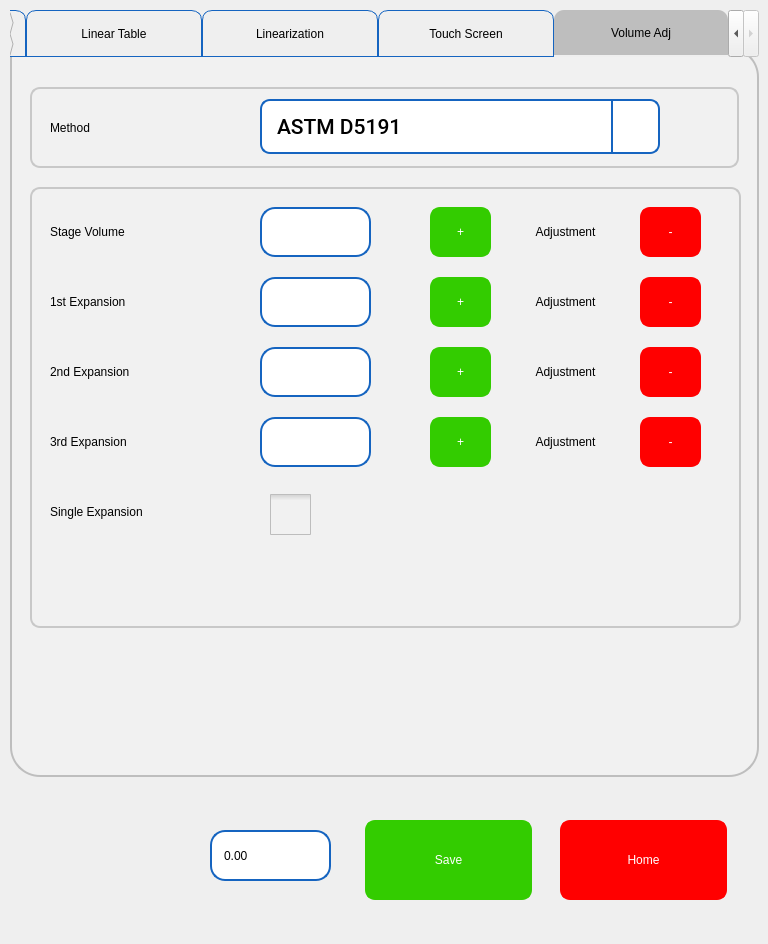
The window that pApp-22-June-2021/scalibration.ui (ChandraMVE/PSSC_QT_Development) describes before a commit, drawn with Qt 5.
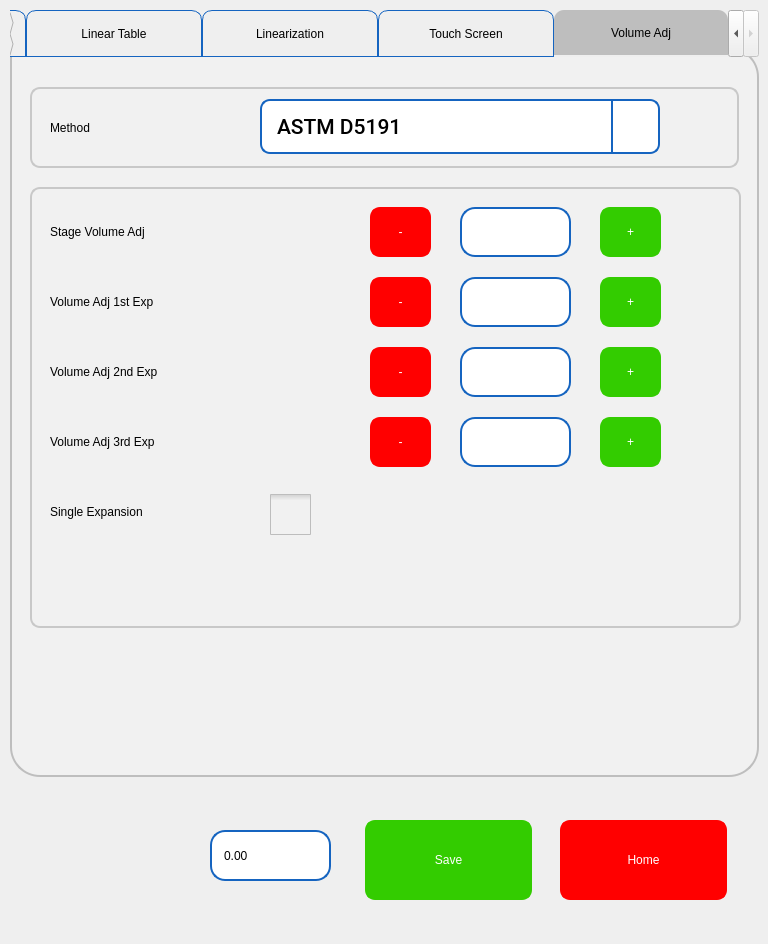
The same window after the commit. Icons and pictures are not drawn. Custom widgets are drawn as their Qt base class.

Commit message: QT Version 1.05.82 has below fixes 1. Added the ranges for the volume adjustment feature of +/- 0.30ml 2. In this feature, the software update has not having the 2 times updation and removed the lines which were responsible for the removing of the methodsetup, usersetup, and generalsetup tab's files

What changed in the file:
```diff
--- a/pApp-22-June-2021/scalibration.ui
+++ b/pApp-22-June-2021/scalibration.ui
@@ -5138,7 +5138,7 @@
         <rect>
          <x>20</x>
          <y>90</y>
-         <width>191</width>
+         <width>241</width>
          <height>50</height>
         </rect>
        </property>
@@ -5147,7 +5147,7 @@
 font: 75 16pt &quot;Roboto Medium&quot;;</string>
        </property>
        <property name="text">
-        <string>1st Expansion</string>
+        <string>Volume Adj 1st Exp</string>
        </property>
       </widget>
       <widget class="QLabel" name="lblPara4">
@@ -5155,7 +5155,7 @@
         <rect>
          <x>20</x>
          <y>230</y>
-         <width>171</width>
+         <width>241</width>
          <height>50</height>
         </rect>
        </property>
@@ -5164,7 +5164,7 @@
 font: 75 16pt &quot;Roboto Medium&quot;;</string>
        </property>
        <property name="text">
-        <string>3rd Expansion</string>
+        <string>Volume Adj 3rd Exp</string>
        </property>
       </widget>
       <widget class="QLabel" name="lblPara3">
@@ -5172,7 +5172,7 @@
         <rect>
          <x>20</x>
          <y>160</y>
-         <width>171</width>
+         <width>241</width>
          <height>50</height>
         </rect>
        </property>
@@ -5181,13 +5181,13 @@
 font: 75 16pt &quot;Roboto Medium&quot;;</string>
        </property>
        <property name="text">
-        <string>2nd Expansion</string>
+        <string>Volume Adj 2nd Exp</string>
        </property>
       </widget>
       <widget class="sQLEExtend" name="leVolume1">
        <property name="geometry">
         <rect>
-         <x>230</x>
+         <x>430</x>
          <y>90</y>
          <width>111</width>
          <height>50</height>
@@ -5230,7 +5230,7 @@
       <widget class="sQLEExtend" name="leVolume2">
        <property name="geometry">
         <rect>
-         <x>230</x>
+         <x>430</x>
          <y>160</y>
          <width>111</width>
          <height>50</height>
@@ -5270,49 +5270,6 @@
         <number>15</number>
        </property>
       </widget>
-      <widget class="sQLEExtend" name="leVolume3">
-       <property name="geometry">
-        <rect>
-         <x>230</x>
-         <y>230</y>
-         <width>111</width>
-         <height>50</height>
-        </rect>
-       </property>
-       <property name="focusPolicy">
-        <enum>Qt::ClickFocus</enum>
-       </property>
-       <property name="styleSheet">
-        <string notr="true">QLineEdit { 
-	padding: 1px 18px 1px 10px;
-	background-color: rgb(255,255,255);
-	border-width: 2px;
-	border-color: rgb(21, 100, 192);
-	border-style: solid;
-	border-radius: 15;
-	color: rgb(0, 0, 0);
-	font: 75 16pt &quot;Roboto Medium&quot;;
-}
-
-QLineEdit:read-only {
-	background-color: rgb(245,245,245);
-}
-QLineEdit[error=true] {
-border-color: red;
-}
-QLineEdit[error=false] {
-border-color: rgb(21, 100, 192);
-}
-
-</string>
-       </property>
-       <property name="text">
-        <string/>
-       </property>
-       <property name="maxLength">
-        <number>15</number>
-       </property>
-      </widget>
       <widget class="QCheckBox" name="cbSingleExpEnable">
        <property name="geometry">
         <rect>
@@ -5403,7 +5360,7 @@
       <widget class="sQLEExtend" name="leVolume">
        <property name="geometry">
         <rect>
-         <x>230</x>
+         <x>430</x>
          <y>20</y>
          <width>111</width>
          <height>50</height>
@@ -5448,7 +5405,7 @@
         <rect>
          <x>20</x>
          <y>20</y>
-         <width>171</width>
+         <width>241</width>
          <height>50</height>
         </rect>
        </property>
@@ -5457,13 +5414,13 @@
 font: 75 16pt &quot;Roboto Medium&quot;;</string>
        </property>
        <property name="text">
-        <string>Stage Volume</string>
+        <string>Stage Volume Adj</string>
        </property>
       </widget>
       <widget class="QPushButton" name="volumeStageP">
        <property name="geometry">
         <rect>
-         <x>400</x>
+         <x>570</x>
          <y>20</y>
          <width>61</width>
          <height>50</height>
@@ -5524,7 +5481,7 @@
       <widget class="QPushButton" name="volumeFirstP">
        <property name="geometry">
         <rect>
-         <x>400</x>
+         <x>570</x>
          <y>90</y>
          <width>61</width>
          <height>50</height>
@@ -5585,7 +5542,7 @@
       <widget class="QPushButton" name="volumeSecondP">
        <property name="geometry">
         <rect>
-         <x>400</x>
+         <x>570</x>
          <y>160</y>
          <width>61</width>
          <height>50</height>
@@ -5646,7 +5603,7 @@
       <widget class="QPushButton" name="volumeThirdP">
        <property name="geometry">
         <rect>
-         <x>400</x>
+         <x>570</x>
          <y>230</y>
          <width>61</width>
          <height>50</height>
@@ -5707,7 +5664,7 @@
       <widget class="QPushButton" name="volumeStageN">
        <property name="geometry">
         <rect>
-         <x>610</x>
+         <x>340</x>
          <y>20</y>
          <width>61</width>
          <height>50</height>
@@ -5767,7 +5724,7 @@
       <widget class="QPushButton" name="volumeFirstN">
        <property name="geometry">
         <rect>
-         <x>610</x>
+         <x>340</x>
          <y>90</y>
          <width>61</width>
          <height>50</height>
@@ -5827,7 +5784,7 @@
       <widget class="QPushButton" name="volumeSecondN">
        <property name="geometry">
         <rect>
-         <x>610</x>
+         <x>340</x>
          <y>160</y>
          <width>61</width>
          <height>50</height>
@@ -5887,7 +5844,7 @@
       <widget class="QPushButton" name="volumeThirdN">
        <property name="geometry">
         <rect>
-         <x>610</x>
+         <x>340</x>
          <y>230</y>
          <width>61</width>
          <height>50</height>
@@ -5944,84 +5901,44 @@
         <string>-</string>
        </property>
       </widget>
-      <widget class="QLabel" name="label1">
+      <widget class="sQLEExtend" name="leVolume3">
        <property name="geometry">
         <rect>
-         <x>470</x>
-         <y>20</y>
-         <width>131</width>
-         <height>50</height>
-        </rect>
-       </property>
-       <property name="styleSheet">
-        <string notr="true">border-width: 0px;
-font: 75 16pt &quot;Roboto Medium&quot;;</string>
-       </property>
-       <property name="text">
-        <string>Adjustment</string>
-       </property>
-       <property name="alignment">
-        <set>Qt::AlignCenter</set>
-       </property>
-      </widget>
-      <widget class="QLabel" name="label2">
-       <property name="geometry">
-        <rect>
-         <x>470</x>
-         <y>90</y>
-         <width>131</width>
-         <height>50</height>
-        </rect>
-       </property>
-       <property name="styleSheet">
-        <string notr="true">border-width: 0px;
-font: 75 16pt &quot;Roboto Medium&quot;;</string>
-       </property>
-       <property name="text">
-        <string>Adjustment</string>
-       </property>
-       <property name="alignment">
-        <set>Qt::AlignCenter</set>
-       </property>
-      </widget>
-      <widget class="QLabel" name="label3">
-       <property name="geometry">
-        <rect>
-         <x>470</x>
-         <y>160</y>
-         <width>131</width>
-         <height>50</height>
-        </rect>
-       </property>
-       <property name="styleSheet">
-        <string notr="true">border-width: 0px;
-font: 75 16pt &quot;Roboto Medium&quot;;</string>
-       </property>
-       <property name="text">
-        <string>Adjustment</string>
-       </property>
-       <property name="alignment">
-        <set>Qt::AlignCenter</set>
-       </property>
-      </widget>
-      <widget class="QLabel" name="label4">
-       <property name="geometry">
-        <rect>
-         <x>470</x>
+         <x>430</x>
          <y>230</y>
-         <width>131</width>
+         <width>111</width>
          <height>50</height>
         </rect>
        </property>
        <property name="styleSheet">
-        <string notr="true">border-width: 0px;
-font: 75 16pt &quot;Roboto Medium&quot;;</string>
+        <string notr="true">QLineEdit { 
+	padding: 1px 18px 1px 10px;
+	background-color: rgb(255,255,255);
+	border-width: 2px;
+	border-color: rgb(21, 100, 192);
+	border-style: solid;
+	border-radius: 15;
+	color: rgb(0, 0, 0);
+	font: 75 16pt &quot;Roboto Medium&quot;;
+}
+
+QLineEdit:read-only {
+	background-color: rgb(245,245,245);
+}
+QLineEdit[error=true] {
+border-color: red;
+}
+QLineEdit[error=false] {
+border-color: rgb(21, 100, 192);
+}
+
+</string>
        </property>
        <property name="text">
-        <string>Adjustment</string>
+        <string/>
        </property>
-       <property name="alignment">
-        <set>Qt::AlignCenter</set>
+       <property name="maxLength">
+        <number>15</number>
        </property>
       </widget>
      </widget>
```
Left out of the diff: 3 changed lines with no effect on the pictures. The commit also changes 9 other files.
